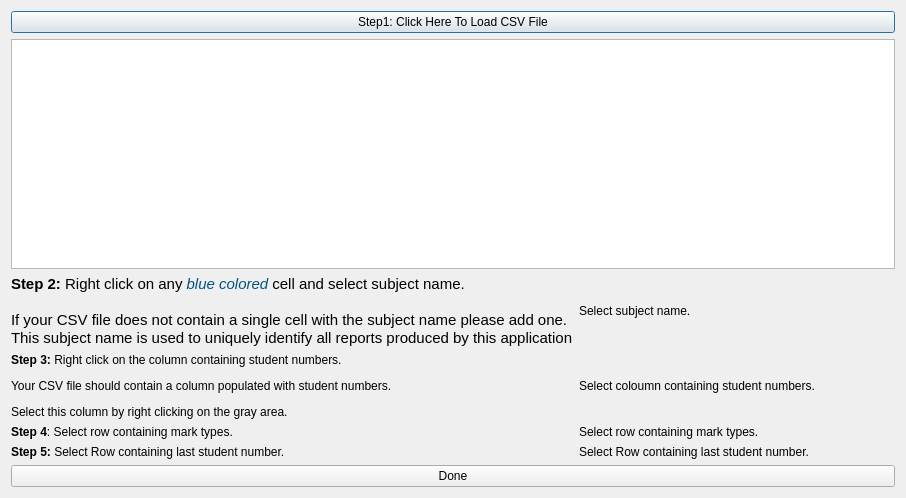
Above: csvimport.ui from fredre/iUpdate before the change. Below: the same form after it.
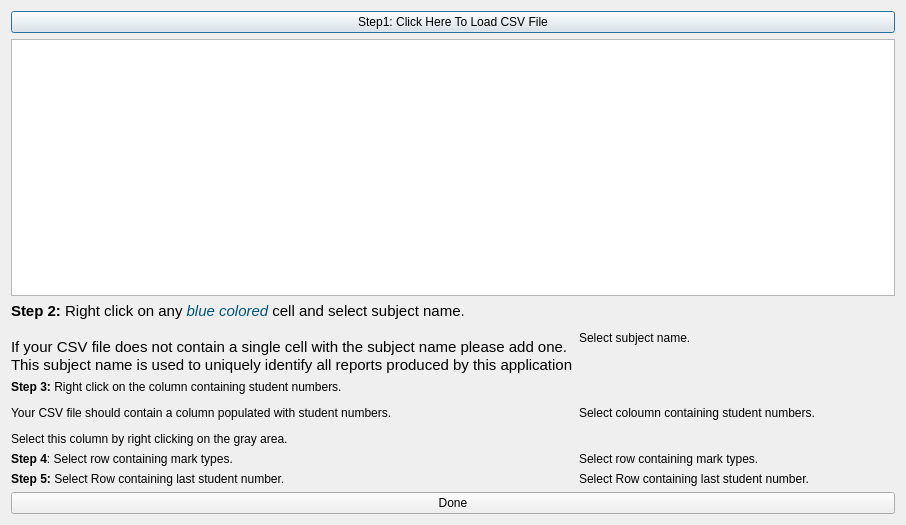
That is the form after the change.

```diff
--- a/csvimport.ui
+++ b/csvimport.ui
@@ -7,7 +7,7 @@
     <x>0</x>
     <y>0</y>
     <width>906</width>
-    <height>498</height>
+    <height>525</height>
    </rect>
   </property>
   <property name="windowTitle">
```
